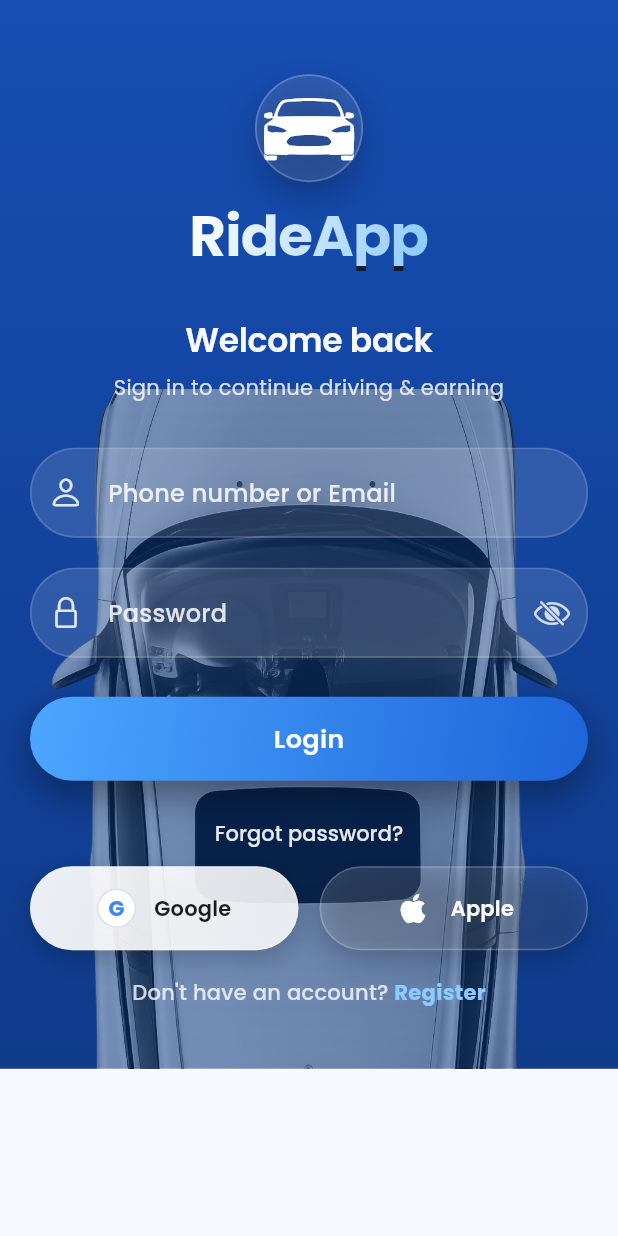
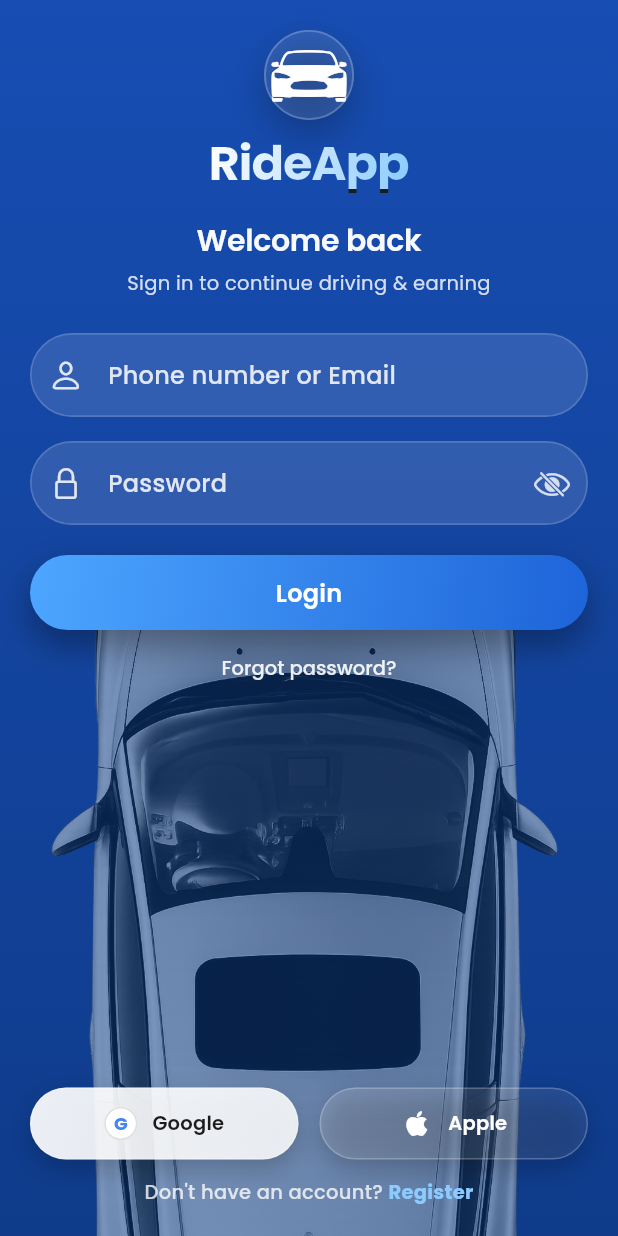
Before and after one commit to Ditronics-Tz/ride_driver, a Flutter app: the LoginScreen screen opened by its route, on a phone screen of 412 x 824 dp. Run offline on Flutter 3.47's test engine with Material 3 defaults, Android fonts, the phone set to English and light mode, and no system bars; drawn by our look-alikes of getwidget; our stand-ins replace awesome_snackbar_content, flutter_map, flutter_riverpod, form_validator, geocoding, geolocator and 4 more; accounts and stored records are empty.

Commit message:
Refactor login and registration screens; update navigation to OTP screen and improve layout consistency

```diff
--- a/lib/Screens/AuthScreens/login_screen.dart
+++ b/lib/Screens/AuthScreens/login_screen.dart
@@ -3,7 +3,7 @@
 import 'package:getwidget/getwidget.dart';
 import 'package:google_fonts/google_fonts.dart';
 import 'package:form_validator/form_validator.dart';
-import '/../routes/route.dart';
+import '../../routes/route.dart';
 
 class LoginScreen extends StatefulWidget {
   const LoginScreen({super.key});
@@ -92,46 +92,43 @@
             ),
           ),
 
-          // Content
+          // Content - Fixed layout without scrolling
           SafeArea(
-            child: SingleChildScrollView(
-              padding: EdgeInsets.only(
-                left: 20,
-                right: 20,
-                top: size.height * 0.06,
-                bottom: 40,
-              ),
+            child: Padding(
+              padding: const EdgeInsets.symmetric(horizontal: 20),
               child: Column(
                 children: [
+                  const SizedBox(height: 20),
+
                   const _BrandHeader(
                     showTagline: false,
-                    titleSize: 38,
-                    iconSize: 60,
-                    circleSize: 72,
+                    titleSize: 32,
+                    iconSize: 50,
+                    circleSize: 60,
                   ),
-                  const SizedBox(height: 34),
+                  const SizedBox(height: 20),
 
                   Text(
                     'Welcome back',
                     style: GoogleFonts.poppins(
-                      fontSize: 22,
+                      fontSize: 20,
                       fontWeight: FontWeight.w600,
                       color: Colors.white.withOpacity(0.97),
                       letterSpacing: -0.2,
                     ),
                   ),
-                  const SizedBox(height: 6),
+                  const SizedBox(height: 4),
                   Text(
                     'Sign in to continue driving & earning',
                     textAlign: TextAlign.center,
                     style: GoogleFonts.poppins(
-                      fontSize: 14,
+                      fontSize: 13,
                       fontWeight: FontWeight.w400,
                       color: Colors.white.withOpacity(0.82),
                       letterSpacing: 0.2,
                     ),
                   ),
-                  const SizedBox(height: 30),
+                  const SizedBox(height: 24),
 
                   _LoginForm(
                     formKey: _formKey,
@@ -141,11 +138,11 @@
                     onToggleObscure: () => setState(() => _obscure = !_obscure),
                   ),
 
-                  const SizedBox(height: 26),
+                  const SizedBox(height: 20),
 
                   SizedBox(
                     width: double.infinity,
-                    height: 56,
+                    height: 50,
                     child: DecoratedBox(
                       decoration: BoxDecoration(
                         gradient: const LinearGradient(
@@ -173,7 +170,7 @@
                         fullWidthButton: true,
                         shape: GFButtonShape.pills,
                         textStyle: GoogleFonts.poppins(
-                          fontSize: 17,
+                          fontSize: 16,
                           fontWeight: FontWeight.w600,
                           letterSpacing: 0.2,
                         ),
@@ -205,7 +202,7 @@
                     ),
                   ),
 
-                  const SizedBox(height: 18),
+                  const SizedBox(height: 8),
                   GFButton(
                     onPressed: _loading ? null : _forgotPassword,
                     type: GFButtonType.transparent,
@@ -213,15 +210,16 @@
                     textStyle: GoogleFonts.poppins(
                       color: Colors.white.withOpacity(0.9),
                       fontWeight: FontWeight.w500,
+                      fontSize: 13,
                     ),
                   ),
-                  const SizedBox(height: 4),
+
+                  const Spacer(),
 
                   const _SocialLoginRow(),
+                  const SizedBox(height: 12),
 
-                  Padding(
-                    padding: const EdgeInsets.only(top: 12.0),
-                    child: GestureDetector(
+                  GestureDetector(
                     onTap: () {
                       Navigator.of(context).pushNamed(AppRoutes.register);
                     },
@@ -229,7 +227,7 @@
                       text: TextSpan(
                         style: GoogleFonts.poppins(
                           color: Colors.white.withOpacity(0.78),
-                            fontSize: 14,
+                          fontSize: 13,
                           fontWeight: FontWeight.w500,
                           letterSpacing: 0.2,
                         ),
@@ -246,7 +244,7 @@
                       ),
                     ),
                   ),
-                  ),
+                  const SizedBox(height: 20),
                 ],
               ),
             ),
@@ -280,16 +278,7 @@
     if (!mounted) return;
     setState(() => _loading = false);
 
-    ScaffoldMessenger.of(context).showSnackBar(
-      SnackBar(
-        content: Text(
-          'Logged in (placeholder)',
-          style: GoogleFonts.poppins(fontWeight: FontWeight.w500),
-        ),
-        backgroundColor: const Color(0xFF123A91),
-        behavior: SnackBarBehavior.floating,
-      ),
-    );
+    Navigator.of(context).pushReplacementNamed(AppRoutes.mainNavigation);
   }
 
   void _forgotPassword() {
@@ -394,7 +383,7 @@
             ),
             validator: phoneOrEmailValidator,
           ),
-          const SizedBox(height: 20),
+          const SizedBox(height: 16),
           TextFormField(
             controller: passwordCtrl,
             obscureText: obscure,
@@ -416,7 +405,7 @@
                 onPressed: onToggleObscure,
               ),
             ),
-            validator: (v) => passwordValidator(v),
+            validator: passwordValidator,
           ),
         ],
       ),
@@ -462,7 +451,7 @@
         borderRadius: BorderRadius.circular(pillRadius),
         borderSide: const BorderSide(color: Colors.redAccent, width: 1.2),
       ),
-      contentPadding: const EdgeInsets.symmetric(horizontal: 20, vertical: 18),
+      contentPadding: const EdgeInsets.symmetric(horizontal: 20, vertical: 16),
     );
   }
 }
@@ -514,7 +503,7 @@
             size: iconSize,
           ),
         ),
-        const SizedBox(height: 16),
+        const SizedBox(height: 12),
         _GradientText(
           'RideApp',
           style: titleStyle,
@@ -525,12 +514,12 @@
           ),
         ),
         if (showTagline) ...[
-          const SizedBox(height: 10),
+          const SizedBox(height: 8),
           Text(
             'Join us to start earning',
             textAlign: TextAlign.center,
             style: GoogleFonts.poppins(
-              fontSize: 15,
+              fontSize: 14,
               fontWeight: FontWeight.w500,
               color: Colors.white.withOpacity(0.92),
               letterSpacing: 0.25,
@@ -567,10 +556,8 @@
 
   @override
   Widget build(BuildContext context) {
-    return Padding(
-      padding: const EdgeInsets.only(top: 0, bottom: 6),
-      child: SizedBox(
-        height: 56,
+    return SizedBox(
+      height: 48,
       child: Row(
         children: const [
           Expanded(
@@ -587,7 +574,6 @@
             ),
           ),
         ],
-        ),
       ),
     );
   }
@@ -615,8 +601,8 @@
     switch (type) {
       case _SocialType.google:
         icon = Container(
-          width: 26,
-          height: 26,
+          width: 22,
+          height: 22,
           decoration: BoxDecoration(
             color: Colors.white,
             shape: BoxShape.circle,
@@ -626,7 +612,7 @@
           child: Text(
             'G',
             style: GoogleFonts.poppins(
-              fontSize: 14,
+              fontSize: 12,
               fontWeight: FontWeight.w700,
               color: const Color(0xFF4285F4),
               letterSpacing: -0.4,
@@ -643,7 +629,7 @@
         icon = const Icon(
           Icons.apple,
           color: Colors.white,
-          size: 26,
+          size: 22,
         );
         gradient = [
           Colors.white.withOpacity(0.14),
@@ -687,19 +673,19 @@
               ),
             ],
           ),
-          padding: const EdgeInsets.symmetric(horizontal: 18),
+          padding: const EdgeInsets.symmetric(horizontal: 16),
           child: Row(
             mainAxisAlignment: MainAxisAlignment.center,
             children: [
               icon,
-              const SizedBox(width: 12),
+              const SizedBox(width: 10),
               Flexible(
                 child: Text(
                   label,
                   maxLines: 1,
                   overflow: TextOverflow.ellipsis,
                   style: GoogleFonts.poppins(
-                    fontSize: 14,
+                    fontSize: 13,
                     fontWeight: FontWeight.w600,
                     letterSpacing: 0.15,
                     color: fg,
--- a/lib/routes/route.dart
+++ b/lib/routes/route.dart
@@ -2,14 +2,14 @@
 import '../Screens/welcome.dart';
 import '../Screens/AuthScreens/login_screen.dart';
 import '../Screens/AuthScreens/register_screen.dart';
-import '../Screens/AuthScreens/onboarding.dart';
+import '../Screens/AuthScreens/otp.dart';
 import '../Screens/DriverScreens/main_navigation.dart';
 
 class AppRoutes {
   static const String welcome = '/welcome';
   static const String login = '/login';
   static const String register = '/register';
-  static const String onboarding = '/onboarding';
+  static const String otp = '/otp';
   static const String mainNavigation = '/main';
   static const String home = '/home';
   static const String profile = '/profile';
@@ -20,7 +20,7 @@
     welcome: (context) => const WelcomeScreen(),
     login: (context) => const LoginScreen(),
     register: (context) => const RegisterScreen(),
-    onboarding: (context) => const OnboardingScreen(),
+    otp: (context) => const OtpScreen(),
     mainNavigation: (context) => const MainNavigationScreen(),
   };
 
@@ -32,8 +32,8 @@
         return MaterialPageRoute(builder: (_) => const LoginScreen());
       case register:
         return MaterialPageRoute(builder: (_) => const RegisterScreen());
-      case onboarding:
-        return MaterialPageRoute(builder: (_) => const OnboardingScreen());
+      case otp:
+        return MaterialPageRoute(builder: (_) => const OtpScreen());
       case mainNavigation:
         return MaterialPageRoute(builder: (_) => const MainNavigationScreen());
       default:
```
Also changed, not shown: lib/Screens/AuthScreens/onboarding.dart (deleted, +0 -469 lines), lib/Screens/AuthScreens/register_screen.dart (+25 -68 lines). Lines whose indentation alone changed are shown as unchanged.
